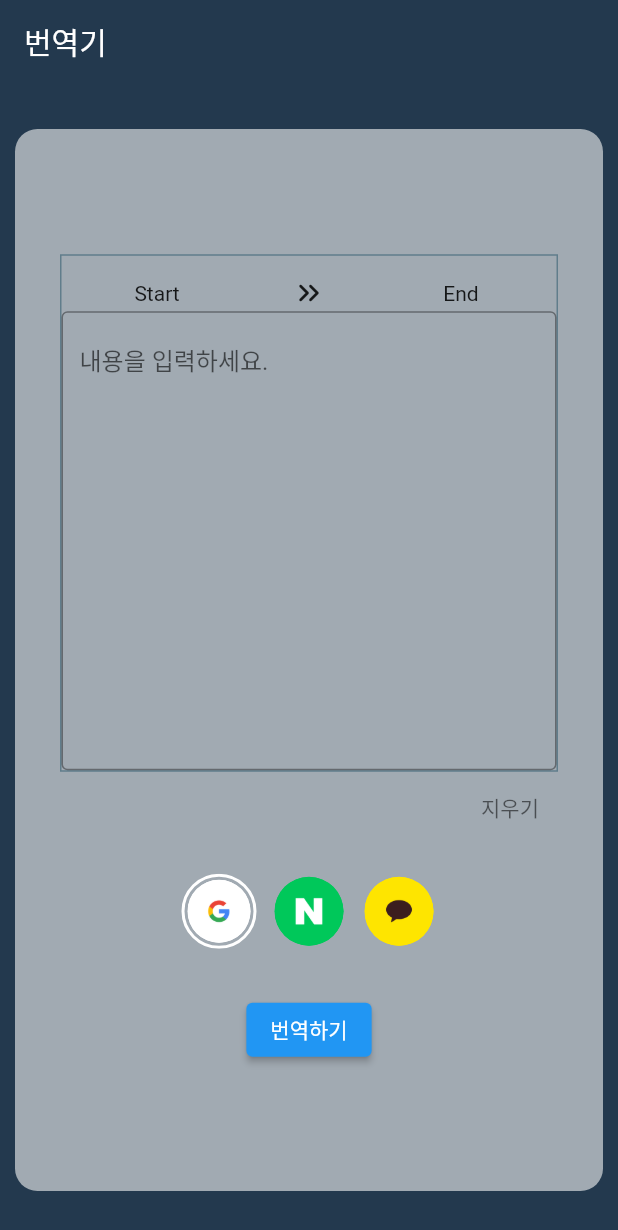
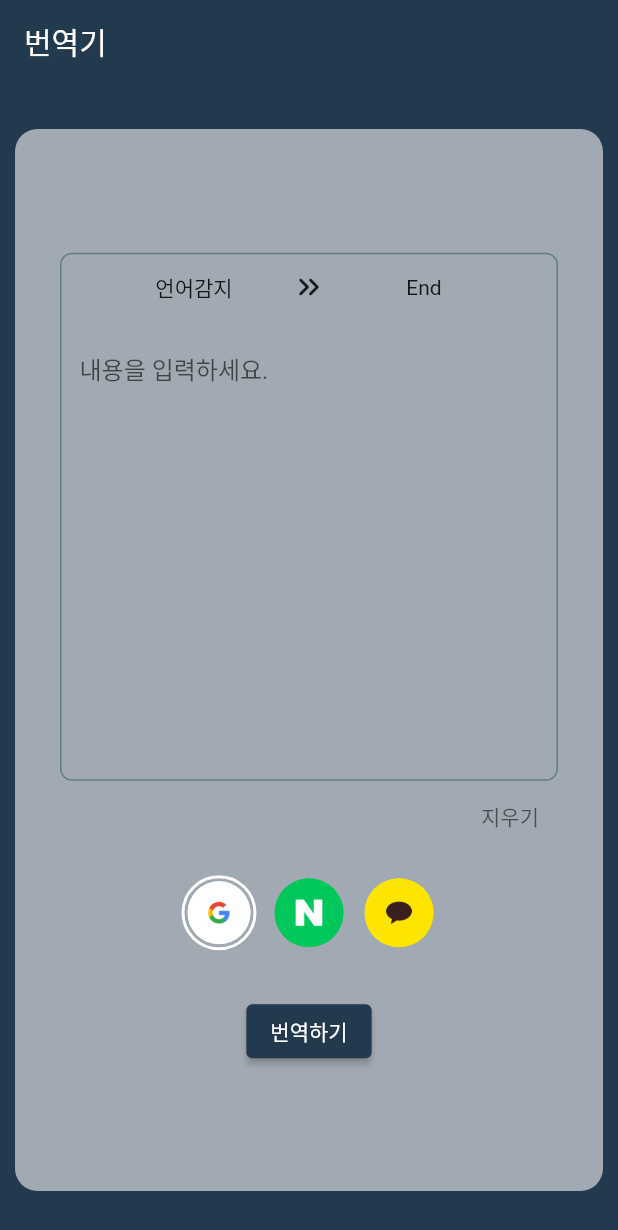
Before and after one commit to Yun-sooyong/all_translator, a Flutter app: the screen it shows after launch, on a phone screen of 412 x 824 dp. Shown: the top 1230 px of the screen. Run offline on Flutter 3.47's test engine with Material 2 defaults, Android fonts, the phone set to English and light mode, and no system bars; our stand-ins replace fluttertoast.

```diff
--- a/lib/main.dart
+++ b/lib/main.dart
@@ -6,13 +6,6 @@ import 'package:flutter/material.dart';
 import 'package:flutter/services.dart';
 
 void main() {
-  //
-  //WidgetsFlutterBinding.ensureInitialized();
-
-  //SystemChrome.restoreSystemUIOverlays(SystemUiOverlayStyle.light, );
-  //SystemChrome.setSystemUIOverlayStyle(SystemUiOverlayStyle.light);
-
-  // main run
   runApp(const MyApp());
 }
 
@@ -27,7 +20,7 @@ class MyApp extends StatelessWidget {
       child: MaterialApp(
           title: 'All-translator',
           theme: ThemeData(
-            primarySwatch: Colors.blue,
+            primarySwatch: Colors.amber,
             appBarTheme: const AppBarTheme(
                 systemOverlayStyle: SystemUiOverlayStyle.light),
           ).copyWith(scaffoldBackgroundColor: foregroundColor),
--- a/lib/screens/home_screen.dart
+++ b/lib/screens/home_screen.dart
@@ -70,30 +70,40 @@ class _HomeScreenState extends State<HomeScreen> {
               // TODO Container Column 으로 Textfield위에 언어선택 기능 추가, 외곽선은 Container로
               Container(
                 decoration: BoxDecoration(
-                    //borderRadius: BorderRadius.circular(25),
+                  borderRadius: BorderRadius.circular(8),
                   border: Border.all(width: 1, color: Colors.blueGrey),
                 ),
                 child: Column(
                   children: [
                     Container(
-                        padding:
-                            const EdgeInsets.only(top: 13, right: 13, left: 13),
+                      padding: const EdgeInsets.symmetric(
+                          horizontal: 50, vertical: 10),
                       child: Row(
                         mainAxisAlignment: MainAxisAlignment.center,
                         crossAxisAlignment: CrossAxisAlignment.center,
                         children: const [
                           // TODO Text 위치를 dropdown menuu 로 변경
-                            Expanded(child: Center(child: Text('Start'))),
                           Expanded(
-                                child: Icon(
-                                    Icons.keyboard_double_arrow_right_rounded)),
-                            Expanded(child: Center(child: Text('End')))
+                            child: Center(
+                              child: Text('언어감지'),
+                            ),
+                          ),
+                          Expanded(
+                            child:
+                                Icon(Icons.keyboard_double_arrow_right_rounded),
+                          ),
+                          Expanded(
+                            child: Center(
+                              child: Text('End'),
+                            ),
+                          ),
                         ],
                       ),
                     ),
                     Textfield(controller: _controller),
                   ],
-                  )),
+                ),
+              ),
 
               // ANCHOR text field clear button
               Align(
@@ -109,15 +119,14 @@ class _HomeScreenState extends State<HomeScreen> {
                   style: TextButton.styleFrom(),
                 ),
               ),
-              const SizedBox(height: 20),
+              const SizedBox(height: 15),
 
               // ANCHOR toggleButtons
               CustomToggle(list: isSelected),
               const SizedBox(height: 30),
               // ANCHOR run button
               ElevatedButton(
-                // _controller.text.length < 2 => alter
-                // countOccurrencesUsingWhereMethod < 1 => alter
+                style: ElevatedButton.styleFrom(primary: backgroundColor),
                 onPressed: () async {
                   // textfield가 비었거나 한글자만 있을 때 or toggle button 이 하나도 선택되지 않았을 때
                   _controller.text.length < 2 ||
@@ -148,7 +157,10 @@ class _HomeScreenState extends State<HomeScreen> {
                           )
                         };
                 },
-                child: const Text('번역하기'),
+                child: const Text(
+                  '번역하기',
+                  style: TextStyle(color: Colors.white),
+                ),
               )
             ],
           ),
--- a/lib/widgets/textfield.dart
+++ b/lib/widgets/textfield.dart
@@ -1,3 +1,4 @@
+import 'package:all_translator/utils/color.dart';
 import 'package:flutter/material.dart';
 
 class Textfield extends StatefulWidget {
@@ -23,7 +24,7 @@ class _TextfieldState extends State<Textfield> {
             color: Colors.transparent,
           ),
         ),
-        border: OutlineInputBorder(
+        enabledBorder: OutlineInputBorder(
           borderSide: BorderSide(
             color: Colors.transparent,
           ),
```
Also changed, not shown: 1 other file. Lines whose indentation alone changed are shown as unchanged.
